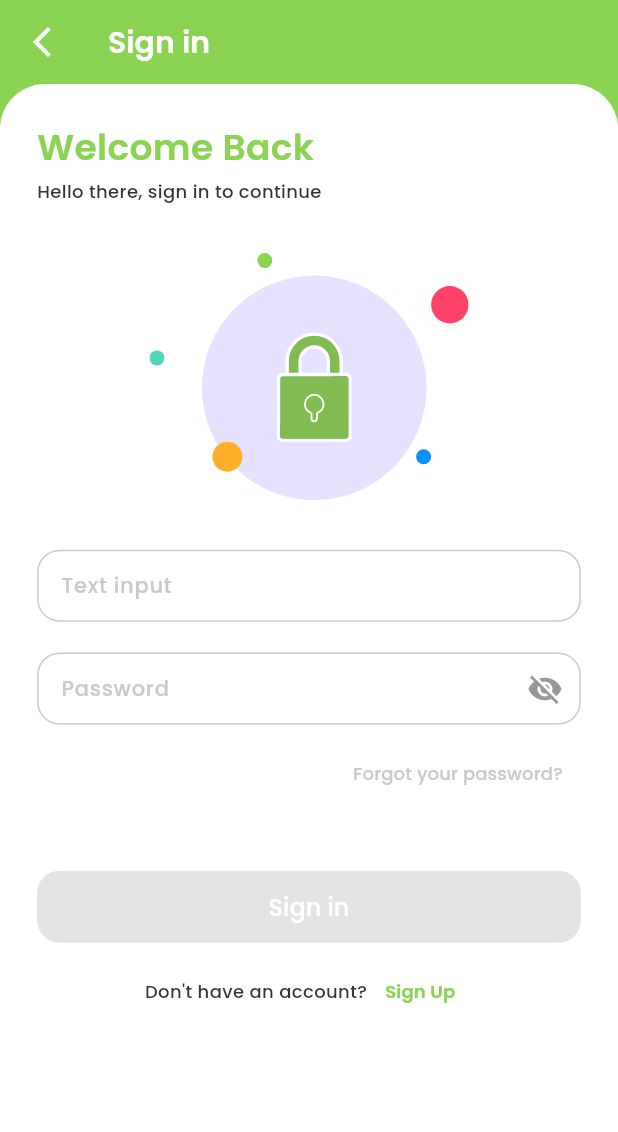
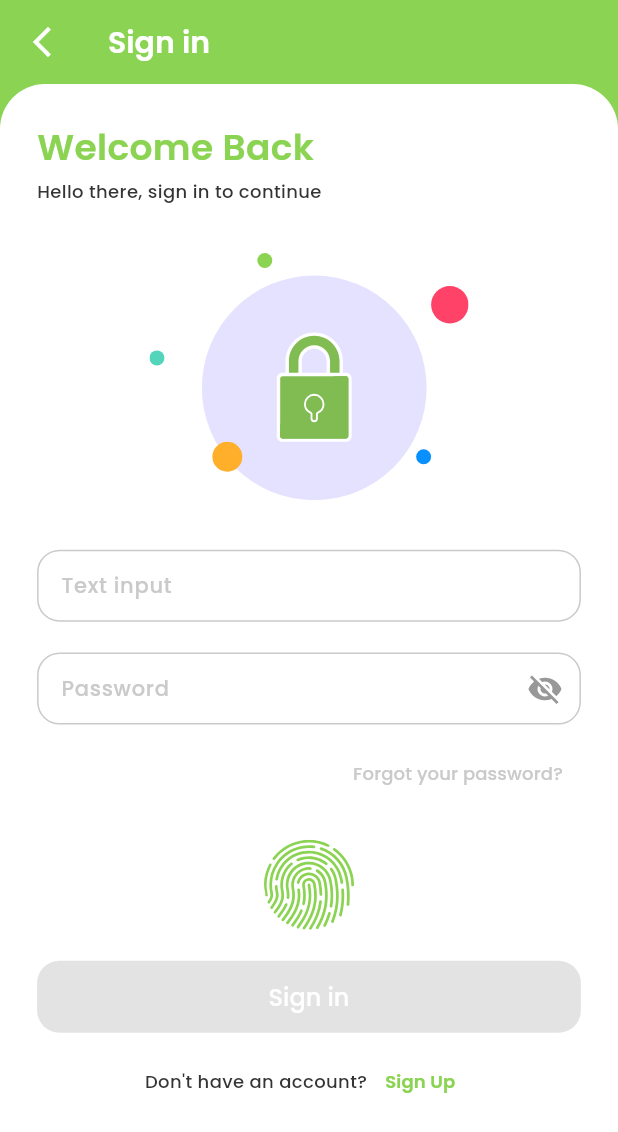
Before and after one commit to MarkBelyi/Anima, a Flutter app: the screen it shows after launch, on a phone screen of 412 x 824 dp. Shown: the top 1132 px of the screen. Run offline on Flutter 3.47's test engine with Material 3 defaults, Android fonts, the phone set to English and light mode, and no system bars; our stand-ins replace flutter_svg.

Commit message:
SignInViewModel add protocol between server and app is totally connected

```diff
--- /dev/null
+++ b/lib/Elements/Illustration.dart
@@ -0,0 +1,29 @@
+import 'package:flutter/material.dart';
+import 'package:flutter_svg/flutter_svg.dart';
+
+class CustomIllustration extends StatelessWidget {
+  final String assetPath;
+  final double width;
+  final double height;
+  final BoxFit fit;
+
+  const CustomIllustration({
+    super.key,
+    required this.assetPath,
+    required this.width,
+    required this.height,
+    this.fit = BoxFit.contain,
+  });
+
+  @override
+  Widget build(BuildContext context) {
+    return Center(
+      child: SvgPicture.asset(
+        assetPath,
+        width: width,
+        height: height,
+        fit: fit,
+      ),
+    );
+  }
+}
--- /dev/null
+++ b/lib/Elements/app_bar.dart
@@ -0,0 +1,41 @@
+import 'package:flutter/material.dart';
+
+import '../Theme/Color/colors.dart';
+import '../Theme/Typography/Typography.dart';
+
+class CustomAppBar extends StatelessWidget implements PreferredSizeWidget {
+  final String title;
+  final Color backgroundColor;
+  final Color iconColor;
+  final VoidCallback onLeadingPressed;
+
+  const CustomAppBar({
+    super.key,
+    required this.title,
+    required this.backgroundColor,
+    required this.iconColor,
+    required this.onLeadingPressed,
+  });
+
+  @override
+  Widget build(BuildContext context) {
+    return AppBar(
+      backgroundColor: backgroundColor,
+      elevation: 0,
+      leading: IconButton(
+        icon: Icon(
+          Icons.arrow_back_ios_new_sharp,
+          color: iconColor,
+        ),
+        onPressed: onLeadingPressed,
+      ),
+      title: Text(
+        title,
+        style: AppTypography.title2.copyWith(color: AppColors.neutralWhite),
+      ),
+    );
+  }
+
+  @override
+  Size get preferredSize => const Size.fromHeight(kToolbarHeight);
+}
--- a/lib/Elements/button_primary.dart
+++ b/lib/Elements/button_primary.dart
@@ -1,11 +1,11 @@
 
-import 'package:anima/Theme/Typography/Typography.dart';
+import 'package:anima/Theme/Typography/typography.dart';
 import 'package:flutter/material.dart';
 import '../Theme/Color/colors.dart';
 
 class CustomButtonPrimary extends StatelessWidget {
   final String text;
-  final VoidCallback onPressed;
+  final VoidCallback? onPressed;
   final Color backgroundColor;
   final Color disabledBackgroundColor;
   final Color textColor;
--- a/lib/Elements/link.dart
+++ b/lib/Elements/link.dart
@@ -1,4 +1,4 @@
-import 'package:anima/Theme/Typography/Typography.dart';
+import 'package:anima/Theme/Typography/typography.dart';
 import 'package:flutter/material.dart';
 import 'package:url_launcher/url_launcher.dart';
 
--- a/lib/Elements/password_field.dart
+++ b/lib/Elements/password_field.dart
@@ -1,6 +1,6 @@
 import 'package:flutter/material.dart';
 import '../Theme/Color/colors.dart';
-import '../Theme/Typography/Typography.dart';
+import '../Theme/Typography/typography.dart';
 
 class CustomPasswordField extends StatefulWidget {
   final String hintText;
@@ -11,24 +11,35 @@ class CustomPasswordField extends StatefulWidget {
 
   const CustomPasswordField({
     super.key,
-    this.hintText = 'Password',
+    String? hintText,
     this.controller,
     this.onChanged,
     this.onSubmitted,
     this.autofocus = false,
-  });
+  }) : hintText = hintText ?? 'Text input';
 
   @override
   _CustomPasswordFieldState createState() => _CustomPasswordFieldState();
 }
 
 class _CustomPasswordFieldState extends State<CustomPasswordField> {
+  late TextEditingController _controller;
   late bool _obscureText;
 
   @override
   void initState() {
     super.initState();
+    _controller = widget.controller ?? TextEditingController(); // Используем переданный контроллер или создаем новый
     _obscureText = true;
+  }
+
+  @override
+  void dispose() {
+    // Удаляем контроллер, если он был создан в этом виджете, чтобы избежать утечек памяти
+    if (widget.controller == null) {
+      _controller.dispose();
+    }
+    super.dispose();
   }
 
   void _toggleVisibility() {
@@ -40,11 +51,12 @@ class _CustomPasswordFieldState extends State<CustomPasswordField> {
   @override
   Widget build(BuildContext context) {
     return TextField(
-      controller: widget.controller,
+      controller: _controller,  // Используем локальный контроллер
       obscureText: _obscureText,
       autofocus: widget.autofocus ?? false,
       onChanged: widget.onChanged,
       onSubmitted: widget.onSubmitted,
+      cursorColor: AppColors.primaryGreenLight,
       decoration: InputDecoration(
         hintText: widget.hintText,
         contentPadding: const EdgeInsets.symmetric(vertical: 12.0, horizontal: 12.0),
--- a/lib/Elements/text_field.dart
+++ b/lib/Elements/text_field.dart
@@ -1,25 +1,28 @@
 import 'package:flutter/material.dart';
 
 import '../Theme/Color/colors.dart';
-import '../Theme/Typography/Typography.dart';
+import '../Theme/Typography/typography.dart';
 
-class CustomTextField extends StatelessWidget{
+class CustomTextField extends StatelessWidget {
   final String hintText;
+  final TextEditingController controller;
 
-  const CustomTextField({super.key, String? hintText})
-      : hintText = hintText ?? 'Text input';
+  const CustomTextField({
+    super.key,
+    required this.hintText,
+    required this.controller,
+  });
 
   @override
   Widget build(BuildContext context) {
     return TextField(
+      controller: controller,
+      cursorColor: AppColors.primaryGreenLight,
       decoration: InputDecoration(
-
         hintText: hintText,
         contentPadding: const EdgeInsets.symmetric(vertical: 12.0, horizontal: 12.0),
-
         labelStyle: AppTypography.body3.copyWith(color: AppColors.neutralDark),
         hintStyle: AppTypography.body3.copyWith(color: AppColors.neutralGrayLight),
-
         border: OutlineInputBorder(
           borderRadius: BorderRadius.circular(15.0),
           borderSide: const BorderSide(color: AppColors.neutralGrayLight),
@@ -32,7 +35,6 @@ class CustomTextField extends StatelessWidget{
           borderRadius: BorderRadius.circular(15.0),
           borderSide: const BorderSide(color: AppColors.neutralGrayLight),
         ),
-
       ),
     );
   }
--- /dev/null
+++ b/lib/Models/Requests/login_request.dart
@@ -0,0 +1,15 @@
+
+
+class LoginRequest {
+  final String login;
+  final String password;
+
+  LoginRequest({required this.login, required this.password});
+
+  Map<String, dynamic> toJson() {
+    return {
+      'login': login,
+      'password': password,
+    };
+  }
+}
--- /dev/null
+++ b/lib/Models/Responses/login_response.dart
@@ -0,0 +1,12 @@
+
+class LoginResponse {
+  final String status;
+
+  LoginResponse({required this.status});
+
+  factory LoginResponse.fromJson(Map<String, dynamic> json) {
+    return LoginResponse(
+      status: json['status'],
+    );
+  }
+}
--- a/lib/Screens/Sign_in.dart
+++ b/lib/Screens/Sign_in.dart
@@ -1,77 +1,132 @@
 /*
-import 'package:anima/Elements/button_primary.dart';
+import 'dart:convert';
+import 'dart:developer';
 import 'package:flutter/material.dart';
-import 'package:flutter_svg/svg.dart';
+import 'package:flutter/services.dart';
+import 'package:http/http.dart' as http;
+
+import '../Elements/Illustration.dart';
+import '../Elements/app_bar.dart';
+import '../Elements/button_primary.dart';
 import '../Elements/password_field.dart';
 import '../Elements/text_field.dart';
+import '../Models/Requests/login_request.dart';
+import '../Models/Responses/login_response.dart';
 import '../Theme/Color/colors.dart';
 import '../Theme/Shape/shape.dart';
-import '../Theme/Typography/Typography.dart';
+import '../Theme/Typography/typography.dart';
 import '../generated/l10n.dart';
 
-class SignInPage extends StatelessWidget {
+class SignInPage extends StatefulWidget {
   const SignInPage({super.key});
 
   @override
+  _SignInPageState createState() => _SignInPageState();
+}
+
+class _SignInPageState extends State<SignInPage> {
+  final TextEditingController emailController = TextEditingController();
+  final TextEditingController passwordController = TextEditingController();
+  String _message = '';
+
+  bool isSignInButtonEnabled = false;
+
+  @override
+  void initState() {
+    super.initState();
+    emailController.addListener(_checkFormValidity);
+    passwordController.addListener(_checkFormValidity);
+  }
+
+  @override
+  void dispose() {
+    emailController.dispose();
+    passwordController.dispose();
+    super.dispose();
+  }
+
+  void _checkFormValidity() {
+    setState(() {
+      isSignInButtonEnabled = emailController.text.isNotEmpty && passwordController.text.isNotEmpty;
+    });
+  }
+
+  @override
   Widget build(BuildContext context) {
-    final TextEditingController passwordController = TextEditingController();
+    final size = MediaQuery.of(context).size;
 
     return Scaffold(
       backgroundColor: AppColors.primaryGreenLight,
-      appBar: _buildAppBar(context),
-      body: _buildBody(context, passwordController),
+      resizeToAvoidBottomInset: false,
+      appBar: CustomAppBar(
+        title: S.of(context).sign_in,
+        backgroundColor: AppColors.primaryGreenLight,
+        iconColor: AppColors.neutralWhite,
+        onLeadingPressed: () {
+          SystemNavigator.pop();
+        },
+      ),
+      body: _buildBody(context, size),
     );
   }
 
-  AppBar _buildAppBar(BuildContext context) {
-    return AppBar(
-      backgroundColor: AppColors.primaryGreenLight,
-      elevation: 0,
-      leading: IconButton(
-        icon: const Icon(
-          Icons.arrow_back_ios_new_sharp,
-          color: AppColors.neutralWhite,
+  Widget _buildBody(BuildContext context, Size size) {
+    return SingleChildScrollView(
+      child: ConstrainedBox(
+        constraints: BoxConstraints(
+          minHeight: size.height,
         ),
-        onPressed: () {
-          // TODO: Implement exit functionality
-        },
-      ),
-      title: Text(
-        S.of(context).sign_in,
-        style: AppTypography.title2.copyWith(color: AppColors.neutralWhite),
-      ),
-    );
-  }
-
-  Widget _buildBody(BuildContext context, TextEditingController passwordController) {
-    return Container(
+        child: IntrinsicHeight(
+          child: Container(
             width: double.infinity,
             decoration: const BoxDecoration(
               color: AppColors.neutralWhite,
               borderRadius: AppShape.topRoundedCorners,
             ),
             child: Padding(
-        padding: const EdgeInsets.all(24.0),
+              padding: EdgeInsets.all(size.width * 0.06),
               child: Column(
                 crossAxisAlignment: CrossAxisAlignment.start,
                 children: [
                   _buildHeaderText(context),
-            const SizedBox(height: 32),
-            _buildIllustration(),
-            const SizedBox(height: 32),
-            CustomTextField(hintText: S.of(context).text_input),
-            const SizedBox(height: 20),
+                  SizedBox(height: size.height * 0.04),
+                  CustomIllustration(
+                    assetPath: 'assets/pick/sign_in.svg',
+                    width: size.width * 0.6,
+                    height: size.height * 0.2,
+                  ),
+                  SizedBox(height: size.height * 0.04),
+                  CustomTextField(
+                    hintText: S.of(context).text_input,
+                    controller: emailController,
+                  ),
+                  SizedBox(height: size.height * 0.025),
                   CustomPasswordField(
                     controller: passwordController,
                     hintText: S.of(context).enter_password,
                   ),
-            const SizedBox(height: 8),
+                  SizedBox(height: size.height * 0.01),
                   _buildForgotPassword(context),
-            const SizedBox(height: 40),
-            CustomButtonPrimary(text: S.of(context).sign_in, onPressed: () {}, isEnabled: false),
-            const SizedBox(height: 24),
-            _buildFooter(context)
+                  SizedBox(height: size.height * 0.025),
+                  const CustomIllustration(
+                    assetPath: 'assets/pick/fingerprint.svg',
+                    width: 60,
+                    height: 60,
+                  ),
+                  SizedBox(height: size.height * 0.025),
+                  CustomButtonPrimary(
+                    text: S.of(context).sign_in,
+                    onPressed: isSignInButtonEnabled ? _login : null,
+                    isEnabled: isSignInButtonEnabled,
+                  ),
+                  SizedBox(height: size.height * 0.01),
+                  _buildFooter(context),
+                  SizedBox(height: 20),
+                  Text(_message),
                 ],
+              ),
+            ),
+          ),
         ),
       ),
     );
@@ -94,16 +149,6 @@ class SignInPage extends StatelessWidget {
     );
   }
 
-  Widget _buildIllustration() {
-    return Center(
-      child: SvgPicture.asset(
-        'assets/pick/sign_in.svg',
-        width: 213,
-        height: 165,
-      ),
-    );
-  }
-
   Widget _buildForgotPassword(BuildContext context) {
     return Align(
       alignment: Alignment.centerRight,
@@ -120,17 +165,7 @@ class SignInPage extends StatelessWidget {
   }
 
   Widget _buildFooter(BuildContext context) {
-    return Column(
-      children: [
-        Center(
-          child: SvgPicture.asset(
-            'assets/pick/fingerprint.svg',
-            width: 50,
-            height: 50,
-          ),
-        ),
-        const SizedBox(height: 16),
-        Row(
+    return Row(
       mainAxisAlignment: MainAxisAlignment.center,
       children: [
         Text(
@@ -143,26 +178,29 @@ class SignInPage extends StatelessWidget {
           },
           child: Text(
             S.of(context).sign_up,
-                style: AppTypography.body3.copyWith(color: AppColors.primaryGreenLight),
+            style: AppTypography.caption1.copyWith(color: AppColors.primaryGreenLight),
           ),
-            ),
-          ],
         ),
       ],
     );
   }
 }
 
+
 */
 
 import 'package:flutter/material.dart';
-import 'package:flutter_svg/svg.dart';
+import 'package:flutter/services.dart';
+import 'package:provider/provider.dart';
+import '../ViewModels/SignInViewModel.dart';
+import '../Elements/Illustration.dart';
+import '../Elements/app_bar.dart';
 import '../Elements/button_primary.dart';
 import '../Elements/password_field.dart';
 import '../Elements/text_field.dart';
 import '../Theme/Color/colors.dart';
 import '../Theme/Shape/shape.dart';
-import '../Theme/Typography/Typography.dart';
+import '../Theme/Typography/typography.dart';
 import '../generated/l10n.dart';
 
 class SignInPage extends StatelessWidget {
@@ -170,38 +208,30 @@ class SignInPage extends StatelessWidget {
 
   @override
   Widget build(BuildContext context) {
-    final TextEditingController passwordController = TextEditingController();
     final size = MediaQuery.of(context).size;
 
-    return Scaffold(
+    return ChangeNotifierProvider(
+      create: (_) => SignInViewModel(),
+      child: Scaffold(
         backgroundColor: AppColors.primaryGreenLight,
-      appBar: _buildAppBar(context),
-      body: _buildBody(context, passwordController, size),
-    );
-  }
-
-  AppBar _buildAppBar(BuildContext context) {
-    return AppBar(
+        resizeToAvoidBottomInset: false,
+        appBar: CustomAppBar(
+          title: S.of(context).sign_in,
           backgroundColor: AppColors.primaryGreenLight,
-      elevation: 0,
-      leading: IconButton(
-        icon: const Icon(
-          Icons.arrow_back_ios_new_sharp,
-          color: AppColors.neutralWhite,
-        ),
-        onPressed: () {
-          // TODO: Implement exit functionality
+          iconColor: AppColors.neutralWhite,
+          onLeadingPressed: () {
+            SystemNavigator.pop();
           },
         ),
-      title: Text(
-        S.of(context).sign_in,
-        style: AppTypography.title2.copyWith(color: AppColors.neutralWhite),
+        body: Consumer<SignInViewModel>(
+          builder: (context, viewModel, child) {
+            return SingleChildScrollView(
+              child: ConstrainedBox(
+                constraints: BoxConstraints(
+                  minHeight: size.height,
                 ),
-    );
-  }
-
-  Widget _buildBody(BuildContext context, TextEditingController passwordController, Size size) {
-    return Container(
+                child: IntrinsicHeight(
+                  child: Container(
                     width: double.infinity,
                     decoration: const BoxDecoration(
                       color: AppColors.neutralWhite,
@@ -214,25 +244,47 @@ class SignInPage extends StatelessWidget {
                         children: [
                           _buildHeaderText(context),
                           SizedBox(height: size.height * 0.04),
-            _buildIllustration(size),
+                          CustomIllustration(
+                            assetPath: 'assets/pick/sign_in.svg',
+                            width: size.width * 0.6,
+                            height: size.height * 0.2,
+                          ),
                           SizedBox(height: size.height * 0.04),
-            CustomTextField(hintText: S.of(context).text_input),
+                          CustomTextField(
+                            hintText: S.of(context).text_input,
+                            controller: viewModel.emailController,
+                          ),
                           SizedBox(height: size.height * 0.025),
                           CustomPasswordField(
-              controller: passwordController,
+                            controller: viewModel.passwordController,
                             hintText: S.of(context).enter_password,
                           ),
                           SizedBox(height: size.height * 0.01),
                           _buildForgotPassword(context),
-            SizedBox(height: size.height * 0.05),
+                          SizedBox(height: size.height * 0.025),
+                          const CustomIllustration(
+                            assetPath: 'assets/pick/fingerprint.svg',
+                            width: 60,
+                            height: 60,
+                          ),
+                          SizedBox(height: size.height * 0.025),
                           CustomButtonPrimary(
                             text: S.of(context).sign_in,
-              onPressed: () {},
-              isEnabled: false,
+                            onPressed: viewModel.isSignInButtonEnabled ? viewModel.loginUser : null,
+                            isEnabled: viewModel.isSignInButtonEnabled,
                           ),
                           SizedBox(height: size.height * 0.01),
-            _buildFooter(context, size)
+                          _buildFooter(context),
+                          SizedBox(height: 20),
+                          Text(viewModel.message),
                         ],
+                      ),
+                    ),
+                  ),
+                ),
+              ),
+            );
+          },
         ),
       ),
     );
@@ -255,16 +307,6 @@ class SignInPage extends StatelessWidget {
     );
   }
 
-  Widget _buildIllustration(Size size) {
-    return Center(
-      child: SvgPicture.asset(
-        'assets/pick/sign_in.svg',
-        width: size.width * 0.6,
-        height: size.height * 0.2,
-      ),
-    );
-  }
-
   Widget _buildForgotPassword(BuildContext context) {
     return Align(
       alignment: Alignment.centerRight,
@@ -280,10 +322,8 @@ class SignInPage extends StatelessWidget {
     );
   }
 
-  Widget _buildFooter(BuildContext context, Size size) {
-    return Column(
-      children: [
-        Row(
+  Widget _buildFooter(BuildContext context) {
+    return Row(
       mainAxisAlignment: MainAxisAlignment.center,
       children: [
         Text(
@@ -300,8 +340,6 @@ class SignInPage extends StatelessWidget {
           ),
         ),
       ],
-        ),
-      ],
     );
   }
 }
--- /dev/null
+++ b/lib/ViewModels/SignInViewModel.dart
@@ -0,0 +1,56 @@
+import 'dart:convert';
+import 'package:flutter/material.dart';
+import 'package:http/http.dart' as http;
+import '../Models/Requests/login_request.dart';
+import '../Models/Responses/login_response.dart';
+
+class SignInViewModel extends ChangeNotifier {
+  final TextEditingController emailController = TextEditingController();
+  final TextEditingController passwordController = TextEditingController();
+  String _message = '';
+
+  bool isSignInButtonEnabled = false;
+
+  SignInViewModel() {
+    emailController.addListener(_checkFormValidity);
+    passwordController.addListener(_checkFormValidity);
+  }
+
+  String get message => _message;
+
+  @override
+  void dispose() {
+    emailController.dispose();
+    passwordController.dispose();
+    super.dispose();
+  }
+
+  void _checkFormValidity() {
+    isSignInButtonEnabled = emailController.text.isNotEmpty && passwordController.text.isNotEmpty;
+    notifyListeners();
+  }
+
+  Future<void> loginUser() async {
+    final url = Uri.parse('http://192.168.8.208:5986/user/login');
+
+    try {
+      final response = await http.post(
+        url,
+        headers: {
+          'Content-Type': 'application/json',
+        },
+        body: jsonEncode(LoginRequest(login: emailController.text, password: passwordController.text).toJson()),
+      );
+
+      if (response.statusCode == 200) {
+        final loginResponse = LoginResponse.fromJson(jsonDecode(response.body));
+        _message = loginResponse.status;
+      } else {
+        _message = 'Failed to login';
+      }
+    } catch (e) {
+      _message = 'Failed to login';
+    }
+    notifyListeners();
+  }
+}
--- a/lib/main.dart
+++ b/lib/main.dart
@@ -4,7 +4,6 @@ import 'package:flutter/material.dart';
 import 'package:flutter_localizations/flutter_localizations.dart';
 
 import 'generated/l10n.dart';
-
 
 void main() {
   runApp(const MainApp());
--- a/pubspec.yaml
+++ b/pubspec.yaml
@@ -13,6 +13,8 @@ dependencies:
   intl: ^0.19.0
   url_launcher: ^6.0.20
   flutter_svg: ^1.0.0
+  provider: ^6.0.0
+  http: ^0.13.3
 
 dev_dependencies:
   flutter_test:
@@ -20,6 +22,7 @@ dev_dependencies:
   flutter_lints: ^3.0.0
   flutter_gen_runner: ^4.1.1
   build_runner: ^2.3.0
+
 
 flutter_intl:
   enabled: true
@@ -29,6 +32,7 @@ flutter:
 
   assets:
     - assets/pick/sign_in.svg
+    - assets/pick/fingerprint.svg
 
   fonts:
     - family: Poppins
```
Also changed, not shown: pubspec.lock, 1 other file. Lines whose indentation alone changed are shown as unchanged.
